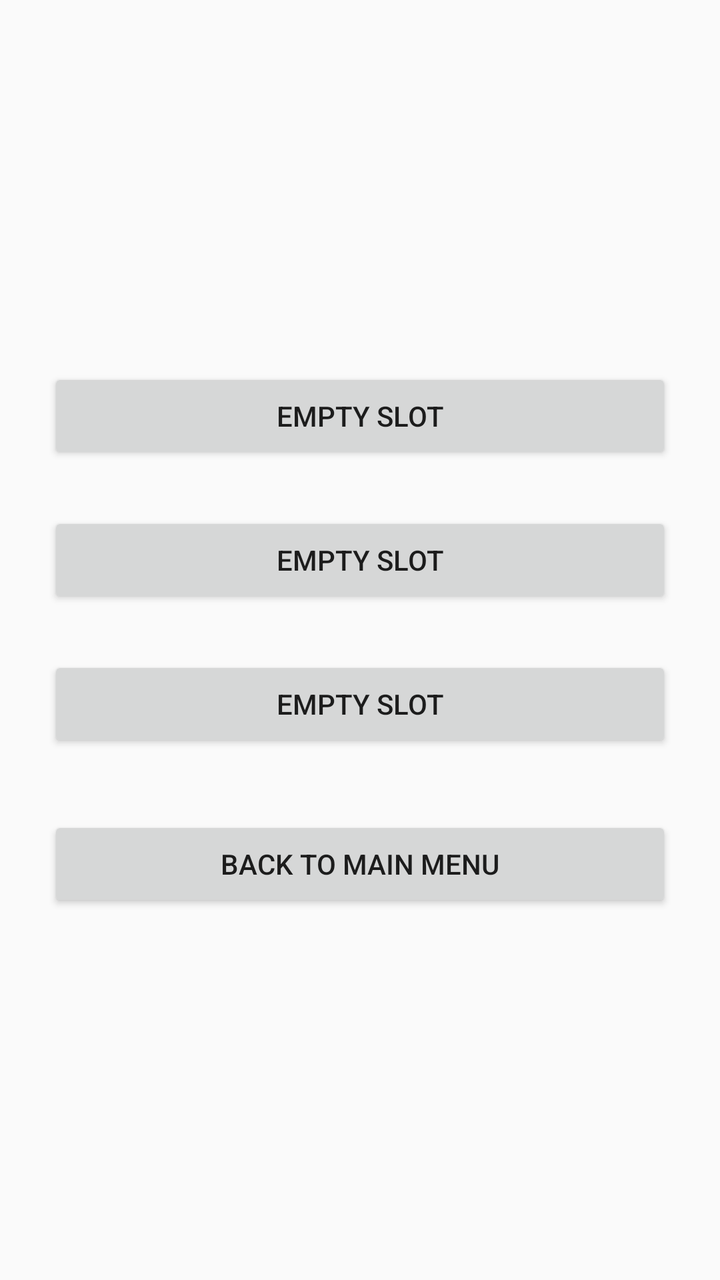
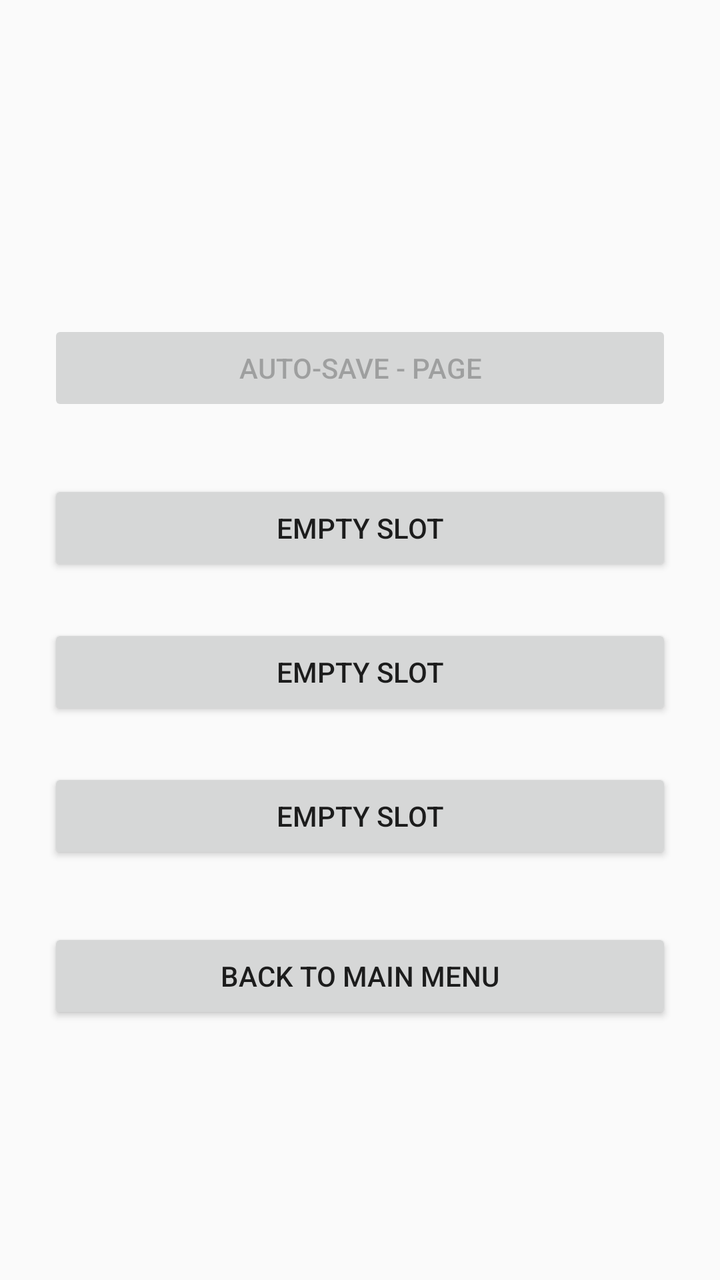

Compare the two renders of this Android layout. The source of the first and the diff that turns it into the second are given below.
<!-- AndroidManifest.xml: application theme Theme.TheDragonsCrystal -->
<!-- res/layout/activity_load_game.xml -->
<?xml version="1.0" encoding="utf-8"?>
<LinearLayout xmlns:android="http://schemas.android.com/apk/res/android"
    android:orientation="vertical"
    android:layout_width="match_parent"
    android:layout_height="match_parent"
    android:gravity="center"
    android:padding="24dp">

    <Button
        android:id="@+id/button_slot1"
        android:layout_width="match_parent"
        android:layout_height="wrap_content"
        android:text="@string/load_slot_empty_default" />

    <Button
        android:id="@+id/button_slot2"
        android:layout_width="match_parent"
        android:layout_height="wrap_content"
        android:layout_marginTop="24dp"
        android:text="@string/load_slot_empty_default" />

    <Button
        android:id="@+id/button_slot3"
        android:layout_width="match_parent"
        android:layout_height="wrap_content"
        android:layout_marginTop="24dp"
        android:text="@string/load_slot_empty_default" />

    <Button
        android:id="@+id/home_button"
        android:layout_width="match_parent"
        android:layout_height="wrap_content"
        android:layout_marginTop="32dp"
        android:text="@string/home_button" />


</LinearLayout>
<!-- resources referenced by this layout -->
<resources>
  <string name="home_button">Back to Main Menu</string>
  <string name="load_slot_empty_default">Empty Slot</string>
  <style name="Theme.TheDragonsCrystal" parent="Theme.AppCompat.Light.NoActionBar" />
</resources>

<!-- the commit's change to res/layout/activity_load_game.xml (unified diff, before → after) -->
@@ -7,10 +7,19 @@
     android:padding="24dp">
 
     <Button
+        android:id="@+id/button_autosave"
+        android:layout_width="match_parent"
+        android:layout_height="wrap_content"
+        android:text="@string/auto_save"
+        android:enabled="false"
+        android:layout_marginTop="32dp"/>
+
+    <Button
         android:id="@+id/button_slot1"
         android:layout_width="match_parent"
         android:layout_height="wrap_content"
-        android:text="@string/load_slot_empty_default" />
+        android:text="@string/load_slot_empty_default"
+        android:layout_marginTop="32dp"/>
 
     <Button
         android:id="@+id/button_slot2"
<!-- resource entries referenced after the edit -->
@@ -1,5 +1,6 @@
 <!-- resources referenced by this layout -->
 <resources>
+  <string name="auto_save">Auto-Save - Page </string>
   <string name="home_button">Back to Main Menu</string>
   <string name="load_slot_empty_default">Empty Slot</string>
   <style name="Theme.TheDragonsCrystal" parent="Theme.AppCompat.Light.NoActionBar" />
